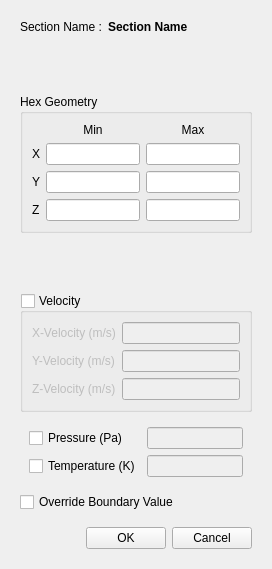
nextfoam/baram, file baramFlow/view/solution/initialization/section_dialog.ui: the form before one commit.
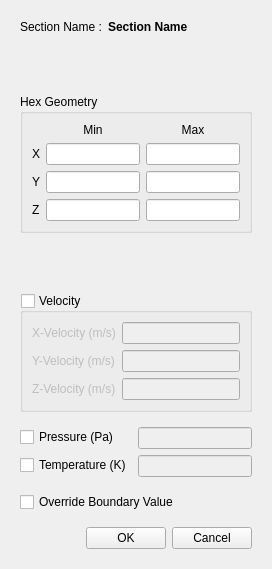
The form after the commit.

Commit message: Issue baram#613 Solid region은 Initialization에 Temperature만 입력

Patch:
```diff
--- a/baramFlow/view/solution/initialization/section_dialog.ui
+++ b/baramFlow/view/solution/initialization/section_dialog.ui
@@ -653,8 +653,14 @@
            </widget>
           </item>
           <item>
-           <widget class="QWidget" name="formWidget" native="true">
-            <layout class="QGridLayout" name="gridLayout_2">
+           <widget class="QWidget" name="properties" native="true">
+            <layout class="QFormLayout" name="formLayout_3">
+             <property name="leftMargin">
+              <number>0</number>
+             </property>
+             <property name="rightMargin">
+              <number>0</number>
+             </property>
              <item row="0" column="0">
               <widget class="QCheckBox" name="pressureCheckBox">
                <property name="text">
@@ -662,13 +668,6 @@
                </property>
               </widget>
              </item>
-             <item row="1" column="0">
-              <widget class="QCheckBox" name="temperatureCheckBox">
-               <property name="text">
-                <string>Temperature (K)</string>
-               </property>
-              </widget>
-             </item>
              <item row="0" column="1">
               <widget class="QLineEdit" name="pressure">
                <property name="enabled">
@@ -676,6 +675,13 @@
                </property>
               </widget>
              </item>
+             <item row="1" column="0">
+              <widget class="QCheckBox" name="temperatureCheckBox">
+               <property name="text">
+                <string>Temperature (K)</string>
+               </property>
+              </widget>
+             </item>
              <item row="1" column="1">
               <widget class="QLineEdit" name="temperature">
                <property name="enabled">
```
The commit also changes 7 other files.
